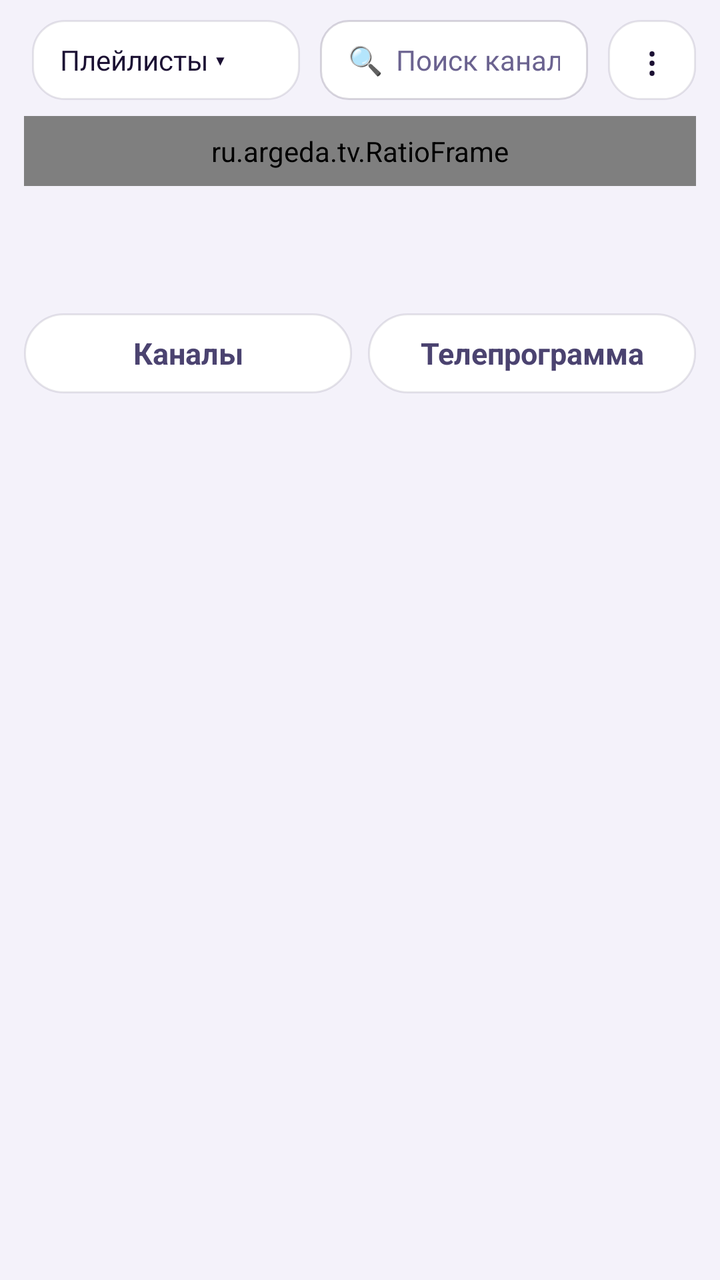
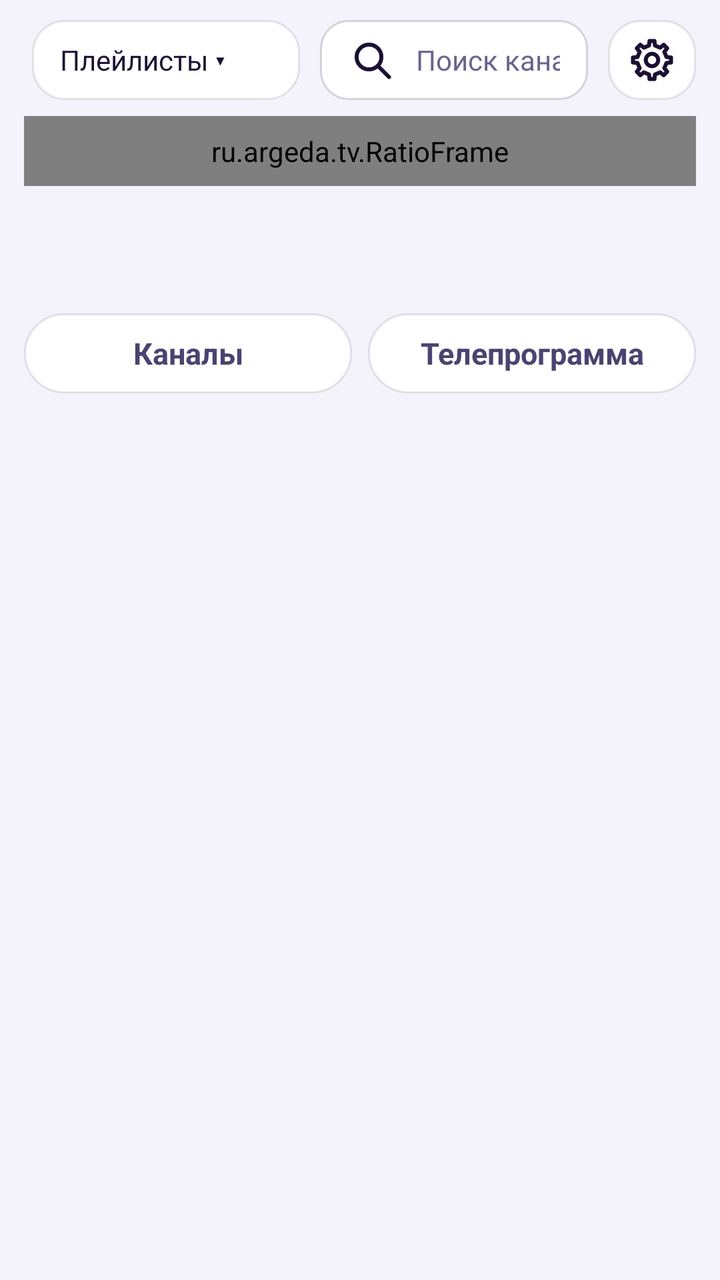

Before-and-after screenshots of an Android layout around one commit, followed by the original layout XML and the change that was made.
<!-- AndroidManifest.xml: application theme AppTheme -->
<!-- res/layout/activity_main.xml -->
<?xml version="1.0" encoding="utf-8"?>
<LinearLayout xmlns:android="http://schemas.android.com/apk/res/android"
    xmlns:app="http://schemas.android.com/apk/res-auto"
    android:layout_width="match_parent" android:layout_height="match_parent"
    android:orientation="vertical" android:background="@color/bg" android:fitsSystemWindows="true">

    <LinearLayout android:id="@+id/top" android:layout_width="match_parent" android:layout_height="wrap_content"
        android:orientation="horizontal" android:gravity="center_vertical"
        android:paddingStart="16dp" android:paddingEnd="12dp" android:paddingTop="10dp" android:paddingBottom="8dp">

        <LinearLayout android:id="@+id/brand" android:layout_width="wrap_content" android:layout_height="wrap_content"
            android:orientation="horizontal" android:gravity="center_vertical" android:layout_marginEnd="14dp" android:visibility="gone">
            <ImageView android:layout_width="34dp" android:layout_height="34dp" android:src="@drawable/brand_logo"
                android:importantForAccessibility="no" />
            <TextView android:layout_width="wrap_content" android:layout_height="wrap_content" android:layout_marginStart="10dp"
                android:text="@string/brand" android:textColor="@color/text" android:textSize="20sp" android:textStyle="bold"
                android:letterSpacing="0.04" />
        </LinearLayout>

        <TextView android:id="@+id/source" android:layout_width="0dp" android:layout_height="40dp" android:layout_weight="1"
            android:background="@drawable/btn_bg" android:focusable="true" android:clickable="true"
            android:gravity="center_vertical" android:paddingStart="14dp" android:paddingEnd="14dp"
            android:singleLine="true" android:ellipsize="end" android:textColor="@color/text" android:textSize="14sp"
            android:text="Плейлисты ▾" />

        <EditText android:id="@+id/search" android:layout_width="0dp" android:layout_height="40dp" android:layout_weight="1"
            android:layout_marginStart="10dp" android:background="@drawable/field_bg" android:hint="🔍  Поиск канала"
            android:imeOptions="actionSearch" android:inputType="text" android:singleLine="true"
            android:paddingStart="14dp" android:paddingEnd="14dp" android:textColor="@color/text"
            android:textColorHint="@color/muted" android:textSize="14sp" />

        <TextView android:id="@+id/menu" android:layout_width="44dp" android:layout_height="40dp"
            android:layout_marginStart="10dp" android:background="@drawable/btn_bg" android:focusable="true"
            android:clickable="true" android:gravity="center" android:text="⋮" android:textColor="@color/text"
            android:textSize="20sp" android:contentDescription="Меню" />
    </LinearLayout>

    <FrameLayout android:layout_width="match_parent" android:layout_height="0dp" android:layout_weight="1">

        <LinearLayout android:id="@+id/body" android:layout_width="match_parent" android:layout_height="match_parent"
            android:orientation="vertical">
            <LinearLayout android:layout_width="match_parent" android:layout_height="wrap_content"
                android:orientation="vertical" android:paddingStart="12dp" android:paddingEnd="12dp">
            <ru.argeda.tv.RatioFrame android:id="@+id/pv" android:layout_width="match_parent" android:layout_height="wrap_content"
                android:background="@drawable/preview_bg" android:focusable="true" android:clickable="true" android:padding="8dp">
                <androidx.media3.ui.PlayerView android:id="@+id/preview" android:layout_width="match_parent"
                    android:layout_height="match_parent" app:use_controller="false" app:resize_mode="fit"
                    app:shutter_background_color="@android:color/black" android:focusable="false" />
                <ProgressBar android:id="@+id/pBuf" android:layout_width="40dp" android:layout_height="40dp"
                    android:layout_gravity="center" android:indeterminateTint="@color/accentLight" android:visibility="gone" />
                <TextView android:id="@+id/pMsg" android:layout_width="wrap_content" android:layout_height="wrap_content"
                    android:layout_gravity="center" android:layout_margin="12dp" android:gravity="center"
                    android:textColor="#E6FFFFFF" android:textSize="13sp" android:visibility="gone" />
                <TextView android:id="@+id/pArch" android:layout_width="wrap_content" android:layout_height="wrap_content"
                    android:layout_gravity="top|start" android:layout_margin="8dp" android:background="@drawable/mark_bg"
                    android:paddingStart="6dp" android:paddingEnd="6dp" android:text="ЗАПИСЬ" android:textColor="@color/text"
                    android:textSize="11sp" android:visibility="gone" />
            </ru.argeda.tv.RatioFrame>
            <TextView android:id="@+id/pTitle" android:layout_width="match_parent" android:layout_height="wrap_content"
                android:layout_marginTop="10dp" android:singleLine="true" android:ellipsize="end"
                android:textColor="@color/text" android:textSize="17sp" android:textStyle="bold" />
            <TextView android:id="@+id/pNow" android:layout_width="match_parent" android:layout_height="wrap_content"
                android:layout_marginTop="2dp" android:singleLine="true" android:ellipsize="end"
                android:textColor="@color/muted" android:textSize="14sp" />
            <ProgressBar android:id="@+id/pProg" style="@android:style/Widget.Material.ProgressBar.Horizontal"
                android:layout_width="match_parent" android:layout_height="4dp" android:layout_marginTop="6dp"
                android:max="1000" android:progressTint="@color/accentLight" android:progressBackgroundTint="@color/panel2" android:visibility="gone" />
            </LinearLayout>
            <LinearLayout android:layout_width="match_parent" android:layout_height="wrap_content"
                android:layout_marginTop="10dp" android:layout_marginBottom="6dp" android:orientation="horizontal"
                android:paddingStart="12dp" android:paddingEnd="12dp">
                <TextView android:id="@+id/tChannels" style="@style/Tab" android:layout_width="0dp" android:layout_weight="1"
                    android:text="Каналы" />
                <TextView android:id="@+id/tEpg" style="@style/Tab" android:layout_width="0dp" android:layout_weight="1"
                    android:layout_marginStart="8dp" android:text="Телепрограмма" />
            </LinearLayout>
            <FrameLayout android:layout_width="match_parent" android:layout_height="0dp" android:layout_weight="1">
                <androidx.recyclerview.widget.RecyclerView android:id="@+id/channels"
                    android:layout_width="match_parent" android:layout_height="match_parent"
                    android:paddingStart="4dp" android:paddingEnd="4dp" android:paddingBottom="12dp" android:clipToPadding="false" />
                <FrameLayout android:id="@+id/epgBox" android:layout_width="match_parent" android:layout_height="match_parent"
                    android:paddingStart="8dp" android:paddingEnd="8dp" android:visibility="gone">
                <TextView android:id="@+id/epgEmpty" android:layout_width="match_parent" android:layout_height="wrap_content"
                    android:padding="12dp" android:textColor="@color/muted" android:textSize="14sp" android:visibility="gone" />
                <androidx.recyclerview.widget.RecyclerView android:id="@+id/epgList" android:layout_width="match_parent"
                    android:layout_height="match_parent" android:clipToPadding="false" android:paddingBottom="12dp" />
                </FrameLayout>
            </FrameLayout>
        </LinearLayout>

        <LinearLayout android:id="@+id/empty" android:layout_width="match_parent" android:layout_height="match_parent"
            android:orientation="vertical" android:gravity="center" android:padding="32dp" android:visibility="gone">
            <TextView android:id="@+id/emptyText" android:layout_width="wrap_content" android:layout_height="wrap_content"
                android:gravity="center" android:textColor="@color/text" android:textSize="18sp"
                android:text="Добавьте плейлист вашего IPTV-провайдера" />
            <TextView android:layout_width="wrap_content" android:layout_height="wrap_content" android:layout_marginTop="8dp"
                android:gravity="center" android:textColor="@color/muted" android:textSize="14sp"
                android:text="Ссылка M3U, логин Xtream Codes или файл .m3u с телефона.\nВ приложении нет своих каналов — только ваши." />
            <TextView android:id="@+id/emptyBtn" android:layout_width="wrap_content" android:layout_height="48dp"
                android:layout_marginTop="20dp" android:background="@drawable/btn_primary" android:focusable="true"
                android:clickable="true" android:gravity="center" android:paddingStart="28dp" android:paddingEnd="28dp"
                android:text="＋  Добавить плейлист" android:textColor="@android:color/white" android:textSize="16sp" android:textStyle="bold" />
        </LinearLayout>

        <LinearLayout android:id="@+id/loading" android:layout_width="match_parent" android:layout_height="match_parent"
            android:orientation="vertical" android:gravity="center" android:visibility="gone">
            <ProgressBar android:layout_width="48dp" android:layout_height="48dp" android:indeterminateTint="@color/accentLight" />
            <TextView android:id="@+id/loadingText" android:layout_width="wrap_content" android:layout_height="wrap_content"
                android:layout_marginTop="12dp" android:textColor="@color/muted" android:text="Загружаю плейлист…" />
        </LinearLayout>
    </FrameLayout>
</LinearLayout>
<!-- resources referenced by this layout -->
<resources>
  <color name="accentLight">#7C3AED</color>
  <color name="bg">#F4F2FA</color>
  <color name="muted">#6B6390</color>
  <color name="panel2">#FFFFFF</color>
  <color name="text">#1B1033</color>
  <!-- drawable brand_logo (drawable) -->
  <?xml version="1.0" encoding="utf-8"?>
  <layer-list xmlns:android="http://schemas.android.com/apk/res/android">
      <item><shape><solid android:color="#FFFFFF" /><corners android:radius="10dp" /></shape></item>
      <item android:drawable="@drawable/brand_mark" />
  </layer-list>
  <!-- drawable mark_bg (drawable) -->
  <?xml version="1.0" encoding="utf-8"?>
  <shape xmlns:android="http://schemas.android.com/apk/res/android"><solid android:color="@color/focus" /><corners android:radius="6dp" /></shape>
  <string name="brand">ARGEDA <font color="#7C3AED">TV</font></string>
  <style name="Tab" parent="Btn">
          <item name="android:layout_height">40dp</item>
          <item name="android:background">@drawable/tab_bg</item>
          <item name="android:paddingStart">16dp</item>
          <item name="android:paddingEnd">16dp</item>
          <item name="android:textColor">@color/tab_text</item>
          <item name="android:textStyle">bold</item>
      </style>
  <color name="focus">#EDE7FD</color>
  <color name="focusRing">#7C3AED</color>
  <color name="border">#1A1B1033</color>
  <color name="border2">#291B1033</color>
  <color name="previewBorder">#4D7C3AED</color>
  <style name="BaseTheme" parent="@android:style/Theme.Material.Light.NoActionBar">
          <item name="android:windowLightStatusBar">true</item>
      </style>
  <color name="accent">#7C3AED</color>
  <color name="panel">#FFFFFF</color>
  <!-- unchanged entries left out for length: 8 -->
</resources>

<!-- the commit's change to res/layout/activity_main.xml (unified diff, before → after) -->
@@ -24,15 +24,16 @@
             android:text="Плейлисты ▾" />
 
         <EditText android:id="@+id/search" android:layout_width="0dp" android:layout_height="40dp" android:layout_weight="1"
-            android:layout_marginStart="10dp" android:background="@drawable/field_bg" android:hint="🔍  Поиск канала"
+            android:layout_marginStart="10dp" android:background="@drawable/field_bg" android:hint="Поиск канала"
+            android:drawableStart="@drawable/ic_search" android:drawablePadding="10dp"
             android:imeOptions="actionSearch" android:inputType="text" android:singleLine="true"
             android:paddingStart="14dp" android:paddingEnd="14dp" android:textColor="@color/text"
             android:textColorHint="@color/muted" android:textSize="14sp" />
 
-        <TextView android:id="@+id/menu" android:layout_width="44dp" android:layout_height="40dp"
+        <ImageView android:id="@+id/menu" android:layout_width="44dp" android:layout_height="40dp"
             android:layout_marginStart="10dp" android:background="@drawable/btn_bg" android:focusable="true"
-            android:clickable="true" android:gravity="center" android:text="⋮" android:textColor="@color/text"
-            android:textSize="20sp" android:contentDescription="Меню" />
+            android:clickable="true" android:padding="8dp" android:scaleType="fitCenter"
+            android:src="@drawable/ic_settings" android:contentDescription="Настройки" />
     </LinearLayout>
 
     <FrameLayout android:layout_width="match_parent" android:layout_height="0dp" android:layout_weight="1">
@@ -99,7 +100,8 @@
             <TextView android:id="@+id/emptyBtn" android:layout_width="wrap_content" android:layout_height="48dp"
                 android:layout_marginTop="20dp" android:background="@drawable/btn_primary" android:focusable="true"
                 android:clickable="true" android:gravity="center" android:paddingStart="28dp" android:paddingEnd="28dp"
-                android:text="＋  Добавить плейлист" android:textColor="@android:color/white" android:textSize="16sp" android:textStyle="bold" />
+                android:text="Добавить плейлист"
+                android:drawableStart="@drawable/ic_plus" android:drawablePadding="10dp" android:textColor="@android:color/white" android:textSize="16sp" android:textStyle="bold" />
         </LinearLayout>
 
         <LinearLayout android:id="@+id/loading" android:layout_width="match_parent" android:layout_height="match_parent"
<!-- resource entries referenced after the edit -->
@@ -11,6 +11,34 @@
       <item><shape><solid android:color="#FFFFFF" /><corners android:radius="10dp" /></shape></item>
       <item android:drawable="@drawable/brand_mark" />
   </layer-list>
+  <!-- drawable ic_plus (drawable) -->
+  <?xml version="1.0" encoding="utf-8"?>
+  <vector xmlns:android="http://schemas.android.com/apk/res/android"
+      android:width="24dp" android:height="24dp" android:viewportWidth="24" android:viewportHeight="24"
+      android:autoMirrored="false">
+      <path android:pathData="M12,5 L12,19 M5,12 L19,12"
+          android:strokeColor="#FFFFFF" android:strokeWidth="2" android:strokeLineCap="round" android:strokeLineJoin="round" />
+  </vector>
+  <!-- drawable ic_search (drawable) -->
+  <?xml version="1.0" encoding="utf-8"?>
+  <vector xmlns:android="http://schemas.android.com/apk/res/android"
+      android:width="24dp" android:height="24dp" android:viewportWidth="24" android:viewportHeight="24"
+      android:autoMirrored="false">
+      <path android:pathData="M4.3,10.5 a6.2,6.2 0 1,0 12.4,0 a6.2,6.2 0 1,0 -12.4,0 Z"
+          android:strokeColor="@color/text" android:strokeWidth="2" android:strokeLineCap="round" android:strokeLineJoin="round" />
+      <path android:pathData="M15.2,15.2 L20.5,20.5"
+          android:strokeColor="@color/text" android:strokeWidth="2" android:strokeLineCap="round" android:strokeLineJoin="round" />
+  </vector>
+  <!-- drawable ic_settings (drawable) -->
+  <?xml version="1.0" encoding="utf-8"?>
+  <vector xmlns:android="http://schemas.android.com/apk/res/android"
+      android:width="24dp" android:height="24dp" android:viewportWidth="24" android:viewportHeight="24"
+      android:autoMirrored="false">
+      <path android:pathData="M19.25,10.53 L21.52,10.76 L21.52,13.24 L19.25,13.47 L18.17,16.09 L19.61,17.85 L17.85,19.61 L16.09,18.17 L13.47,19.25 L13.24,21.52 L10.76,21.52 L10.53,19.25 L7.91,18.17 L6.15,19.61 L4.39,17.85 L5.83,16.09 L4.75,13.47 L2.48,13.24 L2.48,10.76 L4.75,10.53 L5.83,7.91 L4.39,6.15 L6.15,4.39 L7.91,5.83 L10.53,4.75 L10.76,2.48 L13.24,2.48 L13.47,4.75 L16.09,5.83 L17.85,4.39 L19.61,6.15 L18.17,7.91 Z"
+          android:strokeColor="@color/text" android:strokeWidth="2" android:strokeLineCap="round" android:strokeLineJoin="round" />
+      <path android:pathData="M8.9,12 a3.1,3.1 0 1,0 6.2,0 a3.1,3.1 0 1,0 -6.2,0 Z"
+          android:strokeColor="@color/text" android:strokeWidth="2" android:strokeLineCap="round" android:strokeLineJoin="round" />
+  </vector>
   <!-- drawable mark_bg (drawable) -->
   <?xml version="1.0" encoding="utf-8"?>
   <shape xmlns:android="http://schemas.android.com/apk/res/android"><solid android:color="@color/focus" /><corners android:radius="6dp" /></shape>
